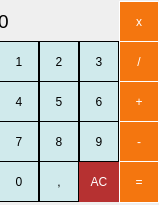
Qt form untitled/mainwindow.ui (LackyCraft/calc-untitled) before a commit.
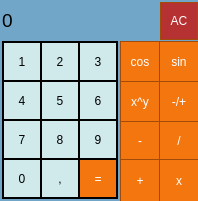
The same form after that commit.

Diff of the .ui file:
```diff
--- a/untitled/mainwindow.ui
+++ b/untitled/mainwindow.ui
@@ -6,8 +6,8 @@
    <rect>
     <x>0</x>
     <y>0</y>
-    <width>159</width>
-    <height>205</height>
+    <width>198</width>
+    <height>201</height>
    </rect>
   </property>
   <property name="sizePolicy">
@@ -20,13 +20,13 @@
    <string>MainWindow</string>
   </property>
   <property name="styleSheet">
-   <string notr="true"/>
+   <string notr="true">background-color: rgb(114, 166, 200);</string>
   </property>
   <widget class="QWidget" name="centralWidget">
    <widget class="QPushButton" name="pushButton_1">
     <property name="geometry">
      <rect>
-      <x>-1</x>
+      <x>2</x>
       <y>41</y>
       <width>40</width>
       <height>41</height>
@@ -38,7 +38,7 @@
 	background-color: rgb(213, 255, 255);
 	background-color: rgb(208, 234, 236);
 color: rgb(0, 0, 0);
-border: 1px solid dark;
+border: 2px solid dark;
 }
 QPushButton:pressed {
 background-color: rgb(183, 206, 207);
@@ -51,7 +51,7 @@
    <widget class="QPushButton" name="pushButton_2">
     <property name="geometry">
      <rect>
-      <x>39</x>
+      <x>40</x>
       <y>41</y>
       <width>40</width>
       <height>41</height>
@@ -63,7 +63,7 @@
 	background-color: rgb(213, 255, 255);
 	background-color: rgb(208, 234, 236);
 color: rgb(0, 0, 0);
-border: 1px solid dark;
+border: 2px solid dark;
 }
 QPushButton:pressed {
 background-color: rgb(183, 206, 207);
@@ -76,10 +76,10 @@
    <widget class="QPushButton" name="pushButton_div">
     <property name="geometry">
      <rect>
-      <x>119</x>
-      <y>41</y>
+      <x>159</x>
+      <y>121</y>
       <width>40</width>
-      <height>41</height>
+      <height>39</height>
      </rect>
     </property>
     <property name="styleSheet">
@@ -87,7 +87,7 @@
  
 	background-color:   rgb(244, 118, 15);
   color: white; 
-  border: 1px solid white;
+  border: 1px solid rgb(163, 76, 9);
 }
 
 QPushButton:pressed {
@@ -102,7 +102,7 @@
    <widget class="QPushButton" name="pushButton_3">
     <property name="geometry">
      <rect>
-      <x>79</x>
+      <x>78</x>
       <y>41</y>
       <width>40</width>
       <height>41</height>
@@ -114,7 +114,7 @@
 	background-color: rgb(213, 255, 255);
 	background-color: rgb(208, 234, 236);
 color: rgb(0, 0, 0);
-border: 1px solid dark;
+border: 2px solid dark;
 }
 QPushButton:pressed {
 background-color: rgb(183, 206, 207);
@@ -127,8 +127,8 @@
    <widget class="QPushButton" name="pushButton_6">
     <property name="geometry">
      <rect>
-      <x>79</x>
-      <y>81</y>
+      <x>78</x>
+      <y>80</y>
       <width>40</width>
       <height>41</height>
      </rect>
@@ -139,7 +139,7 @@
 	background-color: rgb(213, 255, 255);
 	background-color: rgb(208, 234, 236);
 color: rgb(0, 0, 0);
-border: 1px solid dark;
+border: 2px solid dark;
 }
 QPushButton:pressed {
 background-color: rgb(183, 206, 207);
@@ -152,8 +152,8 @@
    <widget class="QPushButton" name="pushButton_5">
     <property name="geometry">
      <rect>
-      <x>39</x>
-      <y>81</y>
+      <x>40</x>
+      <y>80</y>
       <width>40</width>
       <height>41</height>
      </rect>
@@ -164,7 +164,7 @@
 	background-color: rgb(213, 255, 255);
 	background-color: rgb(208, 234, 236);
 color: rgb(0, 0, 0);
-border: 1px solid dark;
+border: 2px solid dark;
 }
 QPushButton:pressed {
 background-color: rgb(183, 206, 207);
@@ -177,8 +177,8 @@
    <widget class="QPushButton" name="pushButton_4">
     <property name="geometry">
      <rect>
-      <x>-1</x>
-      <y>81</y>
+      <x>2</x>
+      <y>80</y>
       <width>40</width>
       <height>41</height>
      </rect>
@@ -189,7 +189,7 @@
 	background-color: rgb(213, 255, 255);
 	background-color: rgb(208, 234, 236);
 color: rgb(0, 0, 0);
-border: 1px solid dark;
+border: 2px solid dark;
 }
 QPushButton:pressed {
 background-color: rgb(183, 206, 207);
@@ -202,10 +202,10 @@
    <widget class="QPushButton" name="pushButton_plus">
     <property name="geometry">
      <rect>
-      <x>119</x>
-      <y>81</y>
+      <x>120</x>
+      <y>159</y>
       <width>40</width>
-      <height>41</height>
+      <height>43</height>
      </rect>
     </property>
     <property name="styleSheet">
@@ -213,7 +213,7 @@
  
 	background-color:   rgb(244, 118, 15);
   color: white; 
-  border: 1px solid white;
+  border: 1px solid rgb(163, 76, 9);
 }
 
 QPushButton:pressed {
@@ -228,8 +228,8 @@
    <widget class="QPushButton" name="pushButton_9">
     <property name="geometry">
      <rect>
-      <x>79</x>
-      <y>121</y>
+      <x>78</x>
+      <y>119</y>
       <width>40</width>
       <height>41</height>
      </rect>
@@ -240,7 +240,7 @@
 	background-color: rgb(213, 255, 255);
 	background-color: rgb(208, 234, 236);
 color: rgb(0, 0, 0);
-border: 1px solid dark;
+border: 2px solid dark;
 }
 QPushButton:pressed {
 background-color: rgb(183, 206, 207);
@@ -253,8 +253,8 @@
    <widget class="QPushButton" name="pushButton_8">
     <property name="geometry">
      <rect>
-      <x>39</x>
-      <y>121</y>
+      <x>40</x>
+      <y>119</y>
       <width>40</width>
       <height>41</height>
      </rect>
@@ -265,7 +265,7 @@
 	background-color: rgb(213, 255, 255);
 	background-color: rgb(208, 234, 236);
 color: rgb(0, 0, 0);
-border: 1px solid dark;
+border: 2px solid dark;
 }
 QPushButton:pressed {
 background-color: rgb(183, 206, 207);
@@ -278,8 +278,8 @@
    <widget class="QPushButton" name="pushButton_7">
     <property name="geometry">
      <rect>
-      <x>-1</x>
-      <y>121</y>
+      <x>2</x>
+      <y>119</y>
       <width>40</width>
       <height>41</height>
      </rect>
@@ -290,7 +290,7 @@
 	background-color: rgb(213, 255, 255);
 	background-color: rgb(208, 234, 236);
 color: rgb(0, 0, 0);
-border: 1px solid dark;
+border: 2px solid dark;
 }
 QPushButton:pressed {
 background-color: rgb(183, 206, 207);
@@ -303,10 +303,10 @@
    <widget class="QPushButton" name="pushButton_minus">
     <property name="geometry">
      <rect>
-      <x>119</x>
+      <x>120</x>
       <y>121</y>
       <width>40</width>
-      <height>41</height>
+      <height>39</height>
      </rect>
     </property>
     <property name="styleSheet">
@@ -314,7 +314,7 @@
  
 	background-color:   rgb(244, 118, 15);
   color: white; 
-  border: 1px solid white;
+  border: 1px solid rgb(163, 76, 9);
 }
 
 QPushButton:pressed {
@@ -329,17 +329,17 @@
    <widget class="QPushButton" name="pushButton_AC">
     <property name="geometry">
      <rect>
-      <x>78</x>
-      <y>161</y>
-      <width>42</width>
-      <height>41</height>
+      <x>160</x>
+      <y>2</y>
+      <width>38</width>
+      <height>38</height>
      </rect>
     </property>
     <property name="styleSheet">
      <string notr="true">QPushButton {
 background-color: rgb(182, 49, 49);
 	color: rgb(255, 255, 255);
-border: solid dark;
+  border: 1px solid rgb(163, 76, 9);
 }
 QPushButton:pressed {
  
@@ -354,8 +354,8 @@
    <widget class="QPushButton" name="pushButton_dot">
     <property name="geometry">
      <rect>
-      <x>39</x>
-      <y>161</y>
+      <x>40</x>
+      <y>158</y>
       <width>40</width>
       <height>41</height>
      </rect>
@@ -366,7 +366,7 @@
 	background-color: rgb(213, 255, 255);
 	background-color: rgb(208, 234, 236);
 color: rgb(0, 0, 0);
-border: 1px solid dark;
+border: 2px solid dark;
 }
 QPushButton:pressed {
 background-color: rgb(183, 206, 207);
@@ -379,8 +379,8 @@
    <widget class="QPushButton" name="pushButton_0">
     <property name="geometry">
      <rect>
-      <x>-1</x>
-      <y>161</y>
+      <x>2</x>
+      <y>158</y>
       <width>40</width>
       <height>41</height>
      </rect>
@@ -391,7 +391,7 @@
 	background-color: rgb(213, 255, 255);
 	background-color: rgb(208, 234, 236);
 color: rgb(0, 0, 0);
-border: 1px solid dark;
+border: 2px solid dark;
 }
 QPushButton:pressed {
 background-color: rgb(183, 206, 207);
@@ -404,10 +404,10 @@
    <widget class="QPushButton" name="pushButton_eq">
     <property name="geometry">
      <rect>
-      <x>119</x>
-      <y>161</y>
+      <x>78</x>
+      <y>158</y>
       <width>40</width>
-      <height>42</height>
+      <height>41</height>
      </rect>
     </property>
     <property name="styleSheet">
@@ -415,7 +415,7 @@
  
 	background-color:   rgb(244, 118, 15);
   color: white; 
-  border: 1px solid white;
+  border: 2px solid black;
 }
 
 QPushButton:pressed {
@@ -430,10 +430,10 @@
    <widget class="QLabel" name="status">
     <property name="geometry">
      <rect>
-      <x>-2</x>
+      <x>2</x>
       <y>1</y>
-      <width>121</width>
-      <height>41</height>
+      <width>157</width>
+      <height>39</height>
      </rect>
     </property>
     <property name="font">
@@ -457,10 +457,10 @@
    <widget class="QPushButton" name="pushButton_x">
     <property name="geometry">
      <rect>
-      <x>119</x>
-      <y>1</y>
+      <x>159</x>
+      <y>159</y>
       <width>40</width>
-      <height>41</height>
+      <height>43</height>
      </rect>
     </property>
     <property name="styleSheet">
@@ -468,7 +468,7 @@
  
 	background-color:   rgb(244, 118, 15);
   color: white; 
-  border: 1px solid white;
+  border: 1px solid rgb(163, 76, 9);
 }
 
 QPushButton:pressed {
@@ -480,6 +480,111 @@
      <string>x</string>
     </property>
    </widget>
+   <widget class="QPushButton" name="pushButton_cos">
+    <property name="geometry">
+     <rect>
+      <x>120</x>
+      <y>41</y>
+      <width>40</width>
+      <height>41</height>
+     </rect>
+    </property>
+    <property name="styleSheet">
+     <string notr="true">QPushButton {
+ 
+	background-color:   rgb(244, 118, 15);
+  color: white; 
+  border: 1px solid rgb(163, 76, 9);
+}
+
+QPushButton:pressed {
+
+	background-color: rgb(163, 76, 9);
+}</string>
+    </property>
+    <property name="text">
+     <string>cos</string>
+    </property>
+   </widget>
+   <widget class="QPushButton" name="pushButton_sin">
+    <property name="geometry">
+     <rect>
+      <x>159</x>
+      <y>41</y>
+      <width>40</width>
+      <height>41</height>
+     </rect>
+    </property>
+    <property name="styleSheet">
+     <string notr="true">QPushButton {
+ 
+	background-color:   rgb(244, 118, 15);
+  color: white; 
+  border: 1px solid rgb(163, 76, 9);
+}
+
+QPushButton:pressed {
+
+	background-color: rgb(163, 76, 9);
+}</string>
+    </property>
+    <property name="text">
+     <string>sin</string>
+    </property>
+   </widget>
+   <widget class="QPushButton" name="pushButton_step">
+    <property name="geometry">
+     <rect>
+      <x>120</x>
+      <y>81</y>
+      <width>40</width>
+      <height>41</height>
+     </rect>
+    </property>
+    <property name="styleSheet">
+     <string notr="true">QPushButton {
+ 
+	background-color:   rgb(244, 118, 15);
+  color: white; 
+  border: 1px solid rgb(163, 76, 9);
+}
+
+QPushButton:pressed {
+
+	background-color: rgb(163, 76, 9);
+}</string>
+    </property>
+    <property name="text">
+     <string>x^y</string>
+    </property>
+   </widget>
+   <widget class="QPushButton" name="pushButton_plus_and_minus">
+    <property name="geometry">
+     <rect>
+      <x>159</x>
+      <y>81</y>
+      <width>40</width>
+      <height>41</height>
+     </rect>
+    </property>
+    <property name="styleSheet">
+     <string notr="true">QPushButton {
+ 
+	background-color:   rgb(244, 118, 15);
+  color: white; 
+  border: 1px solid rgb(163, 76, 9);
+}
+
+QPushButton:pressed {
+
+	background-color: rgb(163, 76, 9);
+}</string>
+    </property>
+    <property name="text">
+     <string>-/+</string>
+    </property>
+   </widget>
+   <zorder>pushButton_eq</zorder>
    <zorder>status</zorder>
    <zorder>pushButton_AC</zorder>
    <zorder>pushButton_1</zorder>
```
Left out of the diff: 7 changed lines with no effect on the pictures.
